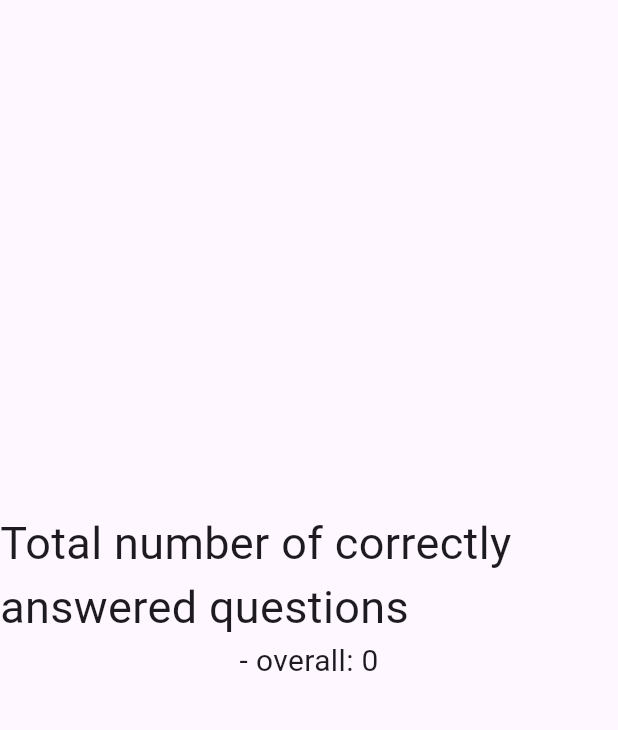
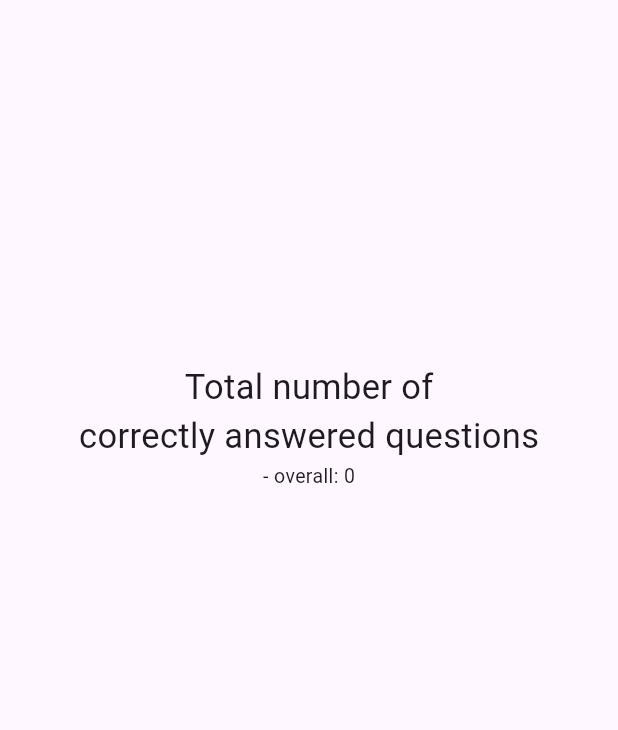
Before and after one commit to dsachelarie/quizas_quiz, a Flutter app: the screen it shows after launch, after a tap on "Statistics", on a phone screen of 412 x 824 dp, the part 63-793 px from its top. Run offline on Flutter 3.47's test engine with Material 3 defaults, Android fonts, the phone set to English and light mode, and no system bars; our stand-ins replace flutter_riverpod, shared_preferences; network calls fail.

Commit message:
Update README.md and add mobile breakpoint

```diff
--- a/lib/routes/empty.txt
+++ /dev/null
@@ -1 +0,0 @@
-This file preserves the otherwise empty folder and can be removed.
--- a/lib/services/question_service.dart
+++ b/lib/services/question_service.dart
@@ -22,9 +22,7 @@ class QuestionService {
               ref
                   .watch(correctnessProvider.notifier)
                   .update((state) => state = 0);
-            }
-
-            if (isCorrect) {
+            } else {
               ref
                   .watch(correctnessProvider.notifier)
                   .update((state) => state = 1);
@@ -44,6 +42,8 @@ class QuestionService {
     int minCount = -1;
     int minTopicId = 0;
 
+    // Find the topic with the smallest number of correct answers and get a
+    // question from that topic
     for (Topic topic in topics) {
       if (prefs.containsKey('count_topic_${topic.id}')) {
         int count = prefs.getInt('count_topic_${topic.id}')!;
--- a/lib/services/statistics_service.dart
+++ b/lib/services/statistics_service.dart
@@ -5,7 +5,8 @@ import '../models/topic.dart';
 import 'package:shared_preferences/shared_preferences.dart';
 
 class StatisticsService {
-  static Future<List<Widget>> getCounts(WidgetRef ref) async {
+  static Future<List<Widget>> getCounts(
+      WidgetRef ref, double fontSize, bool lineBreak) async {
     final prefs = await SharedPreferences.getInstance();
     int totalCount = 0;
 
@@ -24,21 +25,33 @@ class StatisticsService {
       }
     }
 
-    List<Widget> widgets = [
-      const Spacer(),
-      const Text("Total number of correctly answered questions",
-          style: TextStyle(fontSize: 30)),
-      Text('- overall: $totalCount', style: const TextStyle(fontSize: 20))
-    ];
+    List<Widget> widgets = [const Spacer()];
+
+    if (lineBreak) {
+      widgets.addAll([
+        Text("Total number of", style: TextStyle(fontSize: fontSize + 10)),
+        Text("correctly answered questions",
+            style: TextStyle(fontSize: fontSize + 10))
+      ]);
+    } else {
+      widgets.add(Text("Total number of correctly answered questions",
+          style: TextStyle(fontSize: fontSize + 10)));
+    }
+
+    widgets.add(
+        Text('- overall: $totalCount', style: TextStyle(fontSize: fontSize)));
+
     List<MapEntry<String, int>> countsList = counts.entries.toList();
 
+    // Show topic-specific statistics sorted from highest to lowest answer count
     countsList.sort((a, b) => b.value.compareTo(a.value));
 
     for (MapEntry<String, int> count in countsList) {
       widgets.add(Text('- for the topic "${count.key}": ${count.value}',
-          style: const TextStyle(fontSize: 20)));
+          style: TextStyle(fontSize: fontSize)));
     }
 
+    widgets.add(const Spacer());
     widgets.add(const Spacer());
 
     return widgets;
--- a/lib/widgets/home_body_widget.dart
+++ b/lib/widgets/home_body_widget.dart
@@ -14,6 +14,12 @@ class HomeBodyWidget extends ConsumerWidget {
 
   @override
   Widget build(BuildContext context, WidgetRef ref) {
+    double fontSize = 20;
+
+    if (MediaQuery.of(context).size.width < 700) {
+      fontSize = 13;
+    }
+
     return FutureBuilder<List<Widget>>(
         future:
             TopicService.getTopicList(ref, () => _navigateToQuestion(context)),
@@ -28,19 +34,18 @@ class HomeBodyWidget extends ConsumerWidget {
           } else {
             List<Widget> widgets = [
               const Spacer(),
-              const Text(
-                  "An application for solving quiezes from various topics.",
-                  style: TextStyle(fontSize: 20)),
-              const Text("You can either select the preferred topic yourself",
-                  style: TextStyle(fontSize: 20))
+              Text("An application for solving quizzes from various topics.",
+                  style: TextStyle(fontSize: fontSize)),
+              Text("You can either select the preferred topic yourself",
+                  style: TextStyle(fontSize: fontSize))
             ];
 
             widgets.addAll(snapshot.data!);
             navigateToQuestion() => _navigateToQuestion(context);
 
-            widgets.add(const Text(
+            widgets.add(Text(
                 "or get questions from your least practiced topics:",
-                style: TextStyle(fontSize: 20)));
+                style: TextStyle(fontSize: fontSize)));
 
             widgets.add(const Spacer());
 
@@ -61,10 +66,6 @@ class HomeBodyWidget extends ConsumerWidget {
                       .watch(correctnessProvider.notifier)
                       .update((state) => state = -1);
 
-                  ref
-                      .watch(genericPracticeProvider.notifier)
-                      .update((state) => state = true);
-
                   navigateToQuestion();
                 },
                 child: const Text("Generic practice")));
--- a/lib/widgets/statistics_body_widget.dart
+++ b/lib/widgets/statistics_body_widget.dart
@@ -7,8 +7,16 @@ class StatisticsBodyWidget extends ConsumerWidget {
 
   @override
   Widget build(BuildContext context, WidgetRef ref) {
+    double fontSize = 20;
+    bool lineBreak = false;
+
+    if (MediaQuery.of(context).size.width < 700) {
+      fontSize = 13;
+      lineBreak = true;
+    }
+
     return FutureBuilder<List<dynamic>>(
-        future: StatisticsService.getCounts(ref),
+        future: StatisticsService.getCounts(ref, fontSize, lineBreak),
         builder: (BuildContext context, AsyncSnapshot snapshot) {
           if (snapshot.connectionState == ConnectionState.waiting) {
             return const Text("Retrieving statistics...");
--- a/pubspec.yaml
+++ b/pubspec.yaml
@@ -31,12 +31,12 @@ dependencies:
   flutter:
     sdk: flutter
 
-  cupertino_icons: ^1.0.6
   http: ^1.1.0
   go_router: ^10.1.2
   flutter_riverpod: ^2.4.0
   shared_preferences: ^2.2.1
   nock: ^1.2.3
+  test: ^1.24.6
 
 dev_dependencies:
   flutter_test:
```
Also changed, not shown: lib/widgets/question_body_widget.dart (+15 -4 lines), pubspec.lock, 3 other files.
